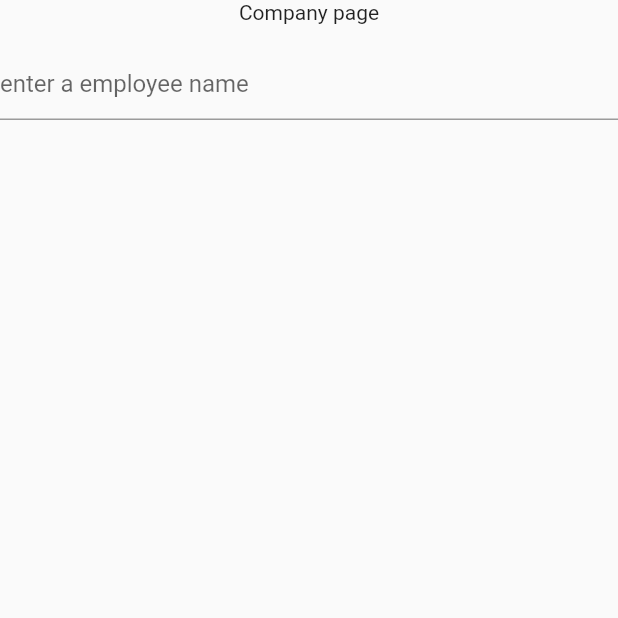
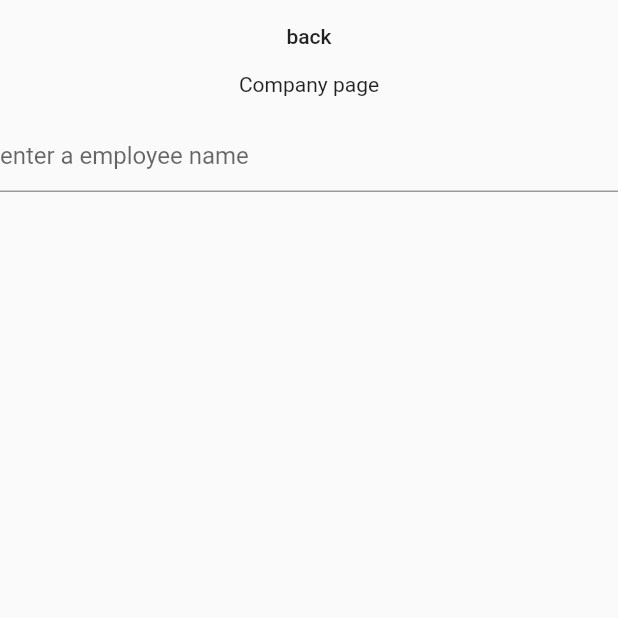
Before and after one commit to Lelelo1/flutter_app_sample, a Flutter app: the screen it shows after launch, after a tap on "company_page", on a phone screen of 412 x 824 dp, the top half of it. Run offline on Flutter 3.47's test engine with Material 2 defaults, Android fonts, the phone set to English and light mode, and no system bars; our stand-ins replace flutter_mobx, mobx.

```diff
--- a/lib/pages/company_page.dart
+++ b/lib/pages/company_page.dart
@@ -18,10 +18,15 @@ class _State extends State<CompanyPage> {
   Widget build(BuildContext context) {
     return Material(
         child: Column(children: [
+      MaterialButton(
+          child: Text('back'),
+          onPressed: () {
+            Navigator.pop(context);
+          }),
       const Text('Company page'),
       Observer(
           // specific rerendering when AppState.company changes
-          builder: (_) => Text(AppState.company.value.name)),
+          builder: (_) => Text(AppState.company.name)),
       TextField(
         onSubmitted: (name) => AppState.addEmployee(name),
         decoration: const InputDecoration(hintText: 'enter a employee name'),
--- a/lib/states/app_state.dart
+++ b/lib/states/app_state.dart
@@ -4,10 +4,12 @@ import 'package:flutter_app_sample/models/employee.dart';
 import 'package:mobx/mobx.dart';
 
 class AppState {
-  static Observable<Company> company = Observable(Company('', []));
-  static Observable<List<Employee>> employees = Observable([]);
+  @observable
+  static Company company = Company('', []);
+  @observable
+  static List<Employee> employees = [];
 
   static addEmployee(String name) {
-    AppState.employees.value = [...AppState.employees.value, Employee(name)];
+    AppState.employees = [...AppState.employees, Employee(name)];
   }
 }
```
Also changed, not shown: lib/pages/employees_page.dart (+16 -2 lines).
